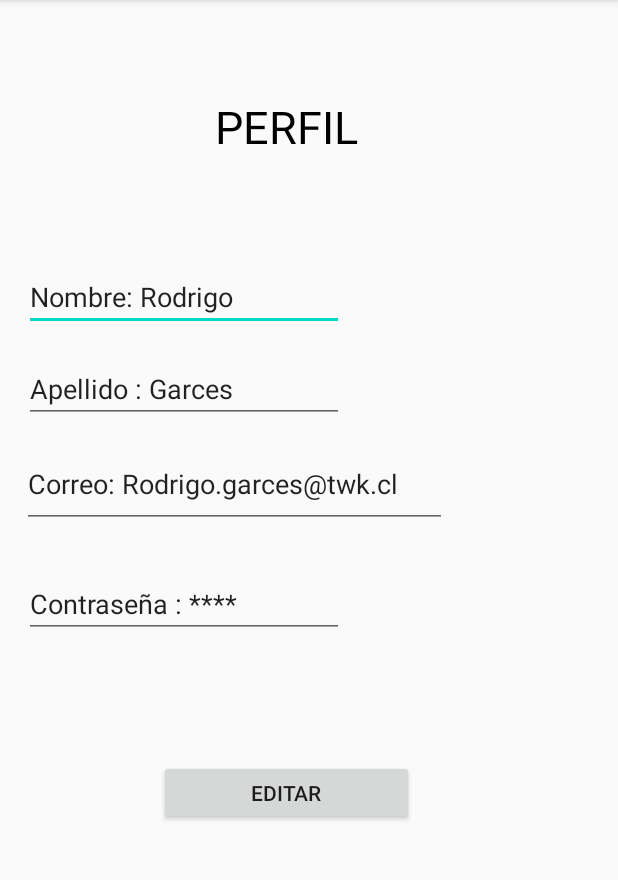
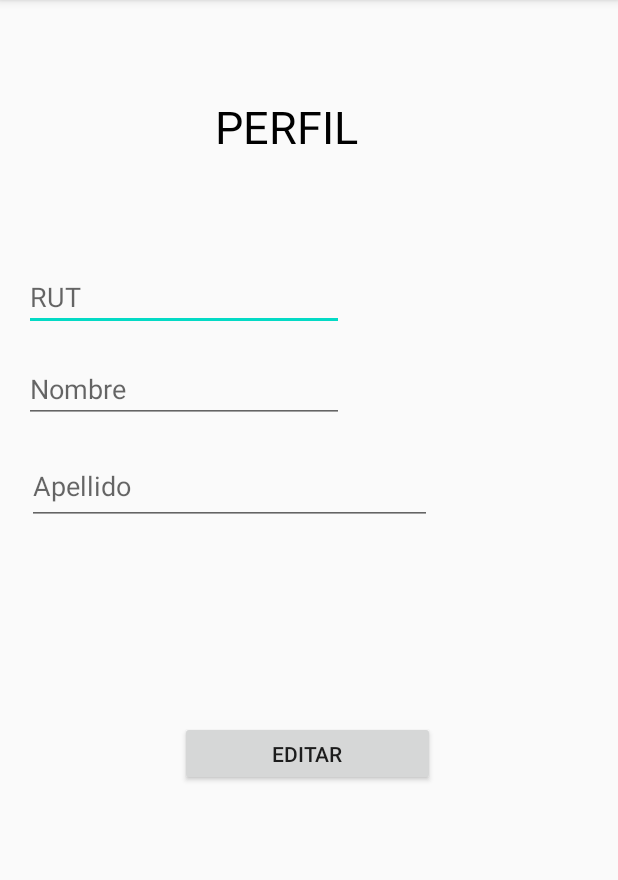
Before and after one commit to eduardotwk/EducaTech, an Android app: the fragment PerfilFragment shown on its own in the app's theme, on a phone screen of 412 x 824 dp, the part 84-964 px from its top. Run offline under Robolectric (Android 15) with nearby library versions, the phone set to English and light mode, and no system bars.

```diff
--- a/app/src/main/java/BaseDatos/BaseDatos.java
+++ b/app/src/main/java/BaseDatos/BaseDatos.java
@@ -15,17 +15,7 @@ public class BaseDatos extends SQLiteOpenHelper{
 
     @Override
     public void onCreate(SQLiteDatabase db) {
-        //creamos la(s) tabla(s)
-        db.execSQL("CREATE TABLE alumno (id INTEGER PRIMARY KEY AUTOINCREMENT,rut INTEGER, nombre TEXT, apellido TEXT, contrasena NUMBER)");
-        db.execSQL("CREATE TABLE profesor (id INTEGER PRIMARY KEY AUTOINCREMENT,rut INTEGER, nombre TEXT, apellido TEXT, contrasena NUMBER )");
-        db.execSQL("CREATE TABLE nivel (id INTEGER PRIMARY KEY AUTOINCREMENT,nombre TEXT)");
-        db.execSQL("CREATE TABLE asignatura (id INTEGER PRIMARY KEY AUTOINCREMENT,nombre TEXT)");
-        db.execSQL("CREATE TABLE curso (id INTEGER PRIMARY KEY AUTOINCREMENT,nombre TEXT, numero INTEGER, letra TEXT, nivel_id INTEGER,FOREIGN KEY (nivel_id) REFERENCES nivel(id) )");
-        db.execSQL("CREATE TABLE contenido (id INTEGER PRIMARY KEY AUTOINCREMENT,nombre TEXT,asignatura_id INTEGER,alumno_id INTEGER,profesor_id INTEGER ,INTEGER,FOREIGN KEY (asignatura_id)REFERENCES asignatura(id),FOREIGN KEY (alumno_id) REFERENCES alumno(id), FOREIGN KEY (profesor_id) REFERENCES profesor(id))");
-        db.execSQL("CREATE TABLE curso_profesor  (id INTEGER PRIMARY KEY AUTOINCREMENT, curso_id INTEGER,profesor_id INTEGER,FOREIGN KEY(curso_id)REFERENCES curso(id), FOREIGN KEY(profesor_id)REFERENCES profesor(id))");
-        db.execSQL("CREATE TABLE asignatura_profesor  (id INTEGER PRIMARY KEY AUTOINCREMENT,asignatura_id INTEGER,profesor_id INTEGER,FOREIGN KEY (asignatura_id)REFERENCES asignatura(id),FOREIGN KEY (profesor_id)REFERENCES profesor(id) )");
-        db.execSQL("CREATE TABLE asignatura_alumno  (id INTEGER PRIMARY KEY AUTOINCREMENT,asignatura_id INTEGER,alumno_id INTEGER ,FOREIGN KEY (asignatura_id)REFERENCES asignatura(id) ,FOREIGN KEY (alumno_id) REFERENCES alumno(id))");
-        db.execSQL("CREATE TABLE fecha_importante  (id INTEGER PRIMARY KEY AUTOINCREMENT,nombre TEXT,fecha DATE,asignatura_id INTEGER,profesor_id INTEGER,FOREIGN KEY (asignatura_id) REFERENCES asignatura(id),FOREIGN KEY (profesor_id) REFERENCES profesor(id))");
+
     }
 
     @Override
--- a/app/src/main/java/com/example/navegacion/LoginActivity.java
+++ b/app/src/main/java/com/example/navegacion/LoginActivity.java
@@ -4,6 +4,7 @@ import android.content.Intent;
 import android.database.Cursor;
 import android.database.sqlite.SQLiteDatabase;
 import android.os.Bundle;
+import android.util.Log;
 import android.view.View;
 import android.widget.EditText;
 import android.widget.RadioButton;
@@ -63,16 +64,16 @@ public class LoginActivity extends AppCompatActivity {
     }
     public void validarUsuario(String sRut,String sPass){
         //instancia de la clase qeu hereda de SQLiteOpenHelper, llamando al constructor
-        BaseDatos admin = new BaseDatos(this, "educatech", null, 1);
+        BaseDatos admin = new BaseDatos(this, "educatech.db", null, 1);
         //intancia para poder escribir y consuiltar la base de datos
         SQLiteDatabase BaseDeDatabase = admin.getWritableDatabase();
         String sQuery ="";
         if (rAlumno.isChecked() == true){
             sQuery = "select rut from alumno where rut =" + sRut + " and contrasena =" + sPass;
-        }else if (rProfesor.isChecked() == true){
+
+        }else {
             sQuery = "select rut from profesor where rut =" + sRut + " and contrasena =" + sPass;
         }
-
             Cursor fila = BaseDeDatabase.rawQuery
                     (sQuery, null);
             //solo accedo al primer y unico registro
--- a/app/src/main/res/layout/fragment_perfil.xml
+++ b/app/src/main/res/layout/fragment_perfil.xml
@@ -20,68 +20,54 @@
         app:layout_constraintTop_toTopOf="parent" />
 
     <EditText
-        android:id="@+id/editText"
+        android:id="@+id/eRut"
         android:layout_width="wrap_content"
         android:layout_height="wrap_content"
         android:layout_marginTop="56dp"
         android:ems="10"
+        android:hint="RUT"
         android:inputType="textPersonName"
-        android:text="Nombre: Rodrigo"
         app:layout_constraintEnd_toEndOf="parent"
         app:layout_constraintHorizontal_bias="0.08"
         app:layout_constraintStart_toStartOf="parent"
         app:layout_constraintTop_toBottomOf="@+id/textView31" />
 
     <EditText
-        android:id="@+id/editText7"
-        android:layout_width="wrap_content"
-        android:layout_height="wrap_content"
-        android:layout_marginTop="28dp"
+        android:id="@+id/eApellido"
+        android:layout_width="270dp"
+        android:layout_height="52dp"
+        android:layout_marginTop="16dp"
         android:ems="10"
+        android:hint="Apellido"
         android:inputType="textPersonName"
-        android:text="Contraseña : ****"
         app:layout_constraintEnd_toEndOf="parent"
-        app:layout_constraintHorizontal_bias="0.08"
+        app:layout_constraintHorizontal_bias="0.125"
         app:layout_constraintStart_toStartOf="parent"
-        app:layout_constraintTop_toBottomOf="@+id/editText3" />
-
-    <EditText
-        android:id="@+id/editText3"
-        android:layout_width="283dp"
-        android:layout_height="58dp"
-        android:layout_marginTop="12dp"
-        android:ems="10"
-        android:inputType="textPersonName"
-        android:text="Correo: Rodrigo.garces@twk.cl"
-        app:layout_constraintEnd_toEndOf="parent"
-        app:layout_constraintHorizontal_bias="0.115"
-        app:layout_constraintStart_toStartOf="parent"
-        app:layout_constraintTop_toBottomOf="@+id/editText2" />
+        app:layout_constraintTop_toBottomOf="@+id/eNombre" />
 
     <Button
         android:id="@+id/button6"
         android:layout_width="170dp"
         android:layout_height="43dp"
-        android:layout_marginTop="80dp"
         android:text="Editar"
         app:layout_constraintBottom_toBottomOf="parent"
         app:layout_constraintEnd_toEndOf="parent"
-        app:layout_constraintHorizontal_bias="0.439"
+        app:layout_constraintHorizontal_bias="0.497"
         app:layout_constraintStart_toStartOf="parent"
-        app:layout_constraintTop_toBottomOf="@+id/editText7"
-        app:layout_constraintVertical_bias="0.005" />
+        app:layout_constraintTop_toBottomOf="@+id/eApellido"
+        app:layout_constraintVertical_bias="0.348" />
 
     <EditText
-        android:id="@+id/editText2"
+        android:id="@+id/eNombre"
         android:layout_width="wrap_content"
         android:layout_height="wrap_content"
         android:layout_marginTop="16dp"
         android:ems="10"
+        android:hint="Nombre"
         android:inputType="textPersonName"
-        android:text="Apellido : Garces"
         app:layout_constraintEnd_toEndOf="parent"
         app:layout_constraintHorizontal_bias="0.08"
         app:layout_constraintStart_toStartOf="parent"
-        app:layout_constraintTop_toBottomOf="@+id/editText" />
+        app:layout_constraintTop_toBottomOf="@+id/eRut" />
 
 </androidx.constraintlayout.widget.ConstraintLayout>
```
